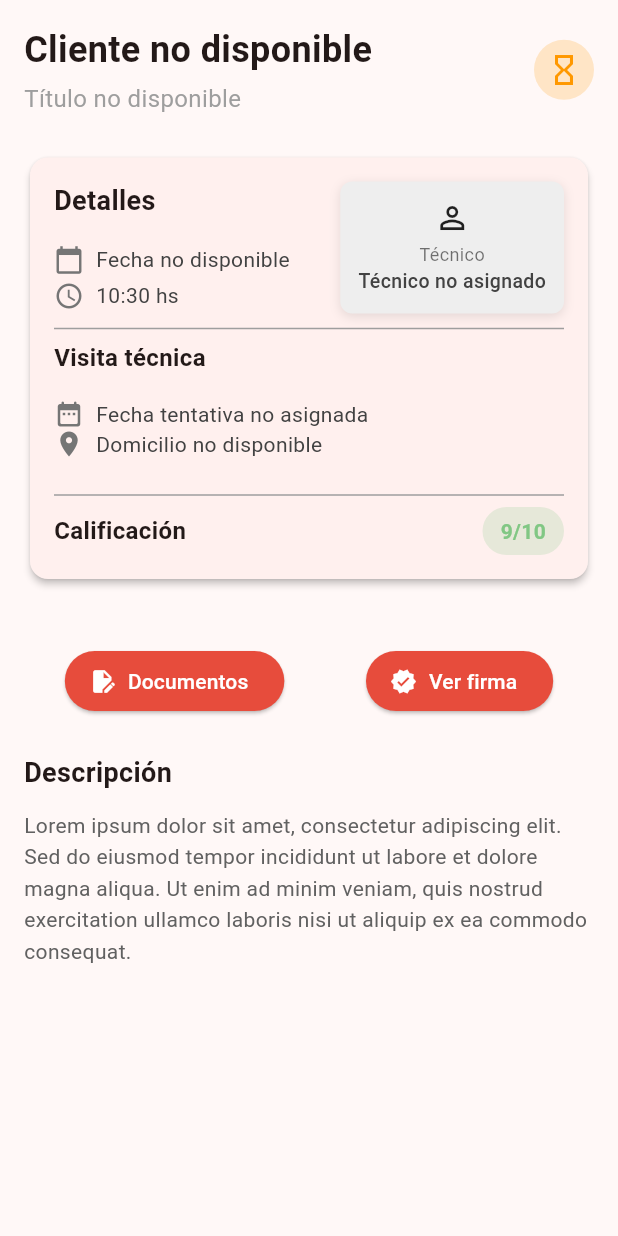
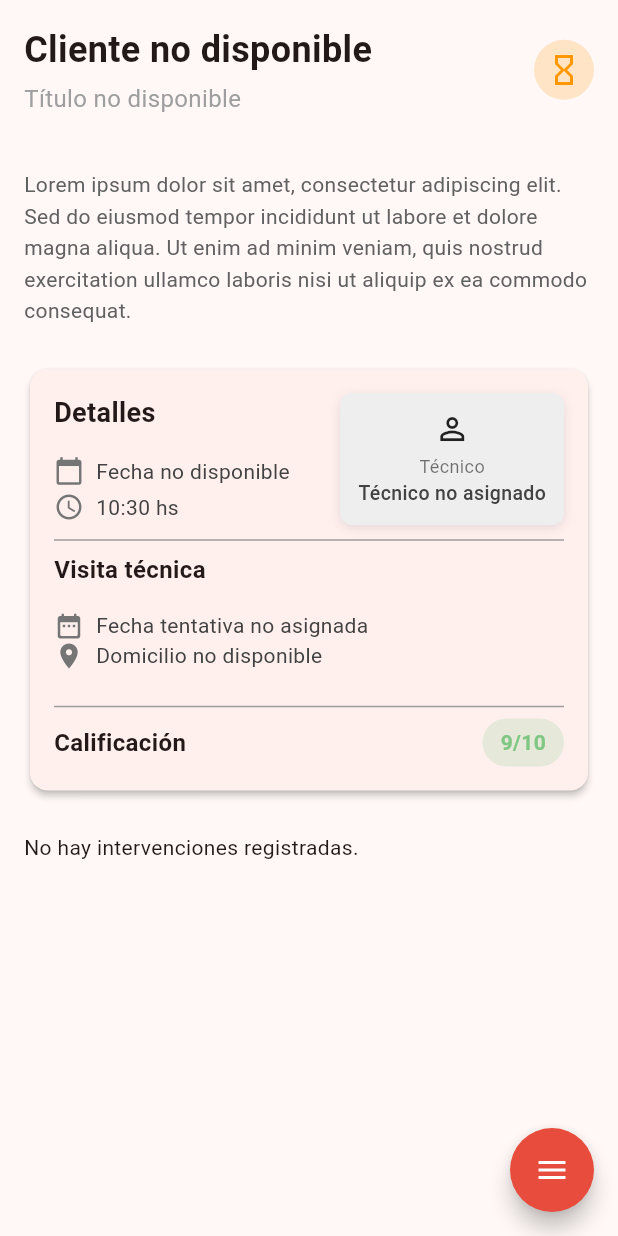
Before and after one commit to jfpetrelli/sist_tickets, a Flutter app: the CaseDetailContent screen opened directly with empty values, on a phone screen of 412 x 824 dp. Run offline on Flutter 3.47's test engine with Material 3 defaults, Android fonts, the phone set to English and light mode, and no system bars; our stand-ins replace flutter_secure_storage, hooks_riverpod, signature; accounts and stored records are empty; network calls fail.

Commit message:
intervenciones

```diff
--- /dev/null
+++ b/lib/models/intervencion_ticket.dart
@@ -0,0 +1,49 @@
+class TicketIntervencion {
+  final int? idCaso;
+  final int? idIntervencion;
+  final DateTime fechaVencimiento;
+  final DateTime fecha;
+  final int idTipoIntervencion;
+  final String detalle;
+  final int tiempoUtilizado;
+  final int idContacto;
+
+  TicketIntervencion({
+    this.idCaso,
+    this.idIntervencion,
+    required this.fechaVencimiento,
+    required this.fecha,
+    required this.idTipoIntervencion,
+    required this.detalle,
+    required this.tiempoUtilizado,
+    required this.idContacto,
+  });
+
+  // Método para crear un objeto TicketIntervencion a partir de un Map
+  factory TicketIntervencion.fromJson(Map<String, dynamic> json) {
+    return TicketIntervencion(
+      idCaso: json['id_caso'] as int?,
+      idIntervencion: json['id_intervencion'] as int?,
+      fechaVencimiento: DateTime.parse(json['fecha_vencimiento']),
+      fecha: DateTime.parse(json['fecha']),
+      idTipoIntervencion: json['id_tipo_intervencion'] as int,
+      detalle: json['detalle'] as String,
+      tiempoUtilizado: json['tiempo_utilizado'] as int,
+      idContacto: json['id_contacto'] as int,
+    );
+  }
+
+  // Método para convertir un objeto TicketIntervencion a un Map
+  Map<String, dynamic> toJson() {
+    return {
+      'id_caso': idCaso,
+      'id_intervencion': idIntervencion,
+      'fecha_vencimiento': fechaVencimiento.toIso8601String(),
+      'fecha': fecha.toIso8601String(),
+      'id_tipo_intervencion': idTipoIntervencion,
+      'detalle': detalle,
+      'tiempo_utilizado': tiempoUtilizado,
+      'id_contacto': idContacto,
+    };
+  }
+}
--- a/lib/models/ticket.dart
+++ b/lib/models/ticket.dart
@@ -2,6 +2,7 @@
 
 import 'package:flutter/material.dart';
 import 'cliente.dart';
+import 'intervencion_ticket.dart';
 
 class Ticket {
   final int? idCaso;
@@ -17,6 +18,7 @@ class Ticket {
   final DateTime? fechaTentativaInicio;
   final DateTime? fechaTentativaFinalizacion;
   final Cliente? cliente;
+  final List<TicketIntervencion>? intervenciones; // Lista de intervenciones
   final String? tecnico; // Cliente puede ser nulo
   final VoidCallback? onTap; // onTap puede ser nulo ahora
 
@@ -34,7 +36,8 @@ class Ticket {
     this.fechaTentativaInicio,
     this.fechaTentativaFinalizacion,
     this.cliente,
-    this.tecnico, // Cliente puede ser nulo
+    this.intervenciones,
+    this.tecnico,
     this.onTap,
   });
 
@@ -63,6 +66,10 @@ class Ticket {
       cliente: json['cliente'] != null
           ? Cliente.fromJson(json['cliente'] as Map<String, dynamic>)
           : null,
+      intervenciones: (json['intervenciones'] as List<dynamic>?)
+          ?.map((item) =>
+              TicketIntervencion.fromJson(item as Map<String, dynamic>))
+          .toList(),
       tecnico: json['tecnico'] as String, // Cliente puede ser nulo
       onTap: () {}, // Se mantiene por compatibilidad, pero no se usará
     );
--- a/lib/screens/case_detail/case_detail_content.dart
+++ b/lib/screens/case_detail/case_detail_content.dart
@@ -4,7 +4,8 @@ import '../../models/ticket.dart';
 import '../../providers/ticket_provider.dart';
 import 'package:provider/provider.dart';
 import 'package:intl/intl.dart';
-import 'package:sist_tickets/widgets/button_widget_standard.dart';
+// The flutter_speed_dial package is no longer needed.
+import '../../models/intervencion_ticket.dart';
 
 class CaseDetailContent extends StatefulWidget {
   final String caseId;
@@ -22,39 +23,53 @@ class CaseDetailContent extends StatefulWidget {
   State<CaseDetailContent> createState() => _CaseDetailContentState();
 }
 
-class _CaseDetailContentState extends State<CaseDetailContent> {
-  // You can now introduce state variables here.
-  // For example:
-  // bool _isLoading = true;
-  // Map<String, dynamic>? _caseData;
+// Add SingleTickerProviderStateMixin to handle the animation controller.
+class _CaseDetailContentState extends State<CaseDetailContent>
+    with SingleTickerProviderStateMixin {
+  // State variable to control the visibility of the FAB menu.
+  bool _isFabMenuOpen = false;
+  // Animation controller for the FAB icon animation.
+  late AnimationController _fabAnimationController;
 
   @override
   void initState() {
     super.initState();
-    // This schedules a callback to be executed after the first frame is rendered.
-    // It safely calls the provider to fetch the initial list of tickets.
+    // Initialize the animation controller.
+    _fabAnimationController = AnimationController(
+      vsync: this,
+      duration: const Duration(
+          milliseconds: 400), // Slightly longer duration for a smoother effect
+    );
+
     WidgetsBinding.instance.addPostFrameCallback((_) {
       Provider.of<TicketProvider>(context, listen: false)
           .getTicketById(widget.caseId);
     });
   }
 
-  // void _fetchCaseDetails() {
-  //   // Example: logic to fetch data using widget.caseId
-  //   setState(() {
-  //     _isLoading = false;
-  //     _caseData = { ... }; // Your fetched data
-  //   });
-  // }
+  @override
+  void dispose() {
+    // Dispose of the controller when the widget is removed.
+    _fabAnimationController.dispose();
+    super.dispose();
+  }
+
+  // Method to toggle the FAB menu's visibility and run the animation.
+  void _toggleFabMenu() {
+    setState(() {
+      _isFabMenuOpen = !_isFabMenuOpen;
+      if (_isFabMenuOpen) {
+        _fabAnimationController.forward();
+      } else {
+        _fabAnimationController.reverse();
+      }
+    });
+  }
 
   @override
   Widget build(BuildContext context) {
-    // If you were loading data, you could show a spinner:
-    // if (_isLoading) {
-    //   return const Center(child: CircularProgressIndicator());
-    // }
-
-    return SingleChildScrollView(
+    return Scaffold(
+      body: SingleChildScrollView(
         padding: const EdgeInsets.all(16.0),
         child: Consumer<TicketProvider>(
           builder: (context, value, child) {
@@ -63,14 +78,77 @@ class _CaseDetailContentState extends State<CaseDetailContent> {
               children: [
                 _buildHeader(value.ticket),
                 const SizedBox(height: 24),
+                _buildDescription(),
+                const SizedBox(height: 24),
                 _buildDetails(value.ticket),
                 const SizedBox(height: 24),
-              _buildDocuments(value.ticket?.idCaso.toString() ?? ''),
-              const SizedBox(height: 24),
-              _buildDescription(),
+                _buildIntervencionesList(value.ticket?.intervenciones ?? []),
               ],
             );
           },
+        ),
+      ),
+      // Replace the SpeedDial with a custom Column of FloatingActionButtons.
+      floatingActionButton: Column(
+        mainAxisAlignment: MainAxisAlignment.end,
+        crossAxisAlignment: CrossAxisAlignment.end,
+        children: [
+          // The AnimatedOpacity is replaced with individual ScaleTransitions for a staggered effect.
+          // The button closest to the main FAB will appear first.
+          ScaleTransition(
+            alignment: Alignment.bottomRight,
+            scale: CurvedAnimation(
+              parent: _fabAnimationController,
+              // This interval makes the button animate in the first 60% of the duration.
+              curve: Interval(0.2, 0.8, curve: Curves.easeOutCubic),
+            ),
+            child: FloatingActionButton.extended(
+              heroTag: 'fab_signature',
+              onPressed: () {
+                widget.onShowConfirmationSignature();
+                _toggleFabMenu();
+              },
+              label: const Text('Ver firma'),
+              icon: const Icon(Icons.verified),
+            ),
+          ),
+          const SizedBox(height: 16),
+          // This button will appear slightly after the first one.
+          ScaleTransition(
+            alignment: Alignment.bottomRight,
+            scale: CurvedAnimation(
+              parent: _fabAnimationController,
+              // This interval makes the button animate between 20% and 80% of the duration.
+              curve: Interval(0.0, 0.6, curve: Curves.easeOutCubic),
+            ),
+            child: FloatingActionButton.extended(
+              heroTag: 'fab_docs',
+              onPressed: () {
+                ScaffoldMessenger.of(context).showSnackBar(
+                  const SnackBar(
+                      content: Text('Acción de documentos presionada.')),
+                );
+                _toggleFabMenu();
+              },
+              label: const Text('Documentos'),
+              icon: const Icon(Icons.edit_document),
+            ),
+          ),
+          const SizedBox(height: 16),
+          // This is the main FAB that toggles the menu.
+          FloatingActionButton(
+            shape: const CircleBorder(),
+            backgroundColor: kPrimaryColor,
+            heroTag: 'fab_main_menu',
+            onPressed: _toggleFabMenu,
+            // Use AnimatedIcon for a smooth transition between menu and close icons.
+            child: AnimatedIcon(
+              icon: AnimatedIcons.menu_close,
+              color: Colors.white,
+              progress: _fabAnimationController,
+            ),
+          ),
+        ],
       ),
     );
   }
@@ -147,12 +225,9 @@ class _CaseDetailContentState extends State<CaseDetailContent> {
       shape: RoundedRectangleBorder(
         borderRadius: BorderRadius.circular(12),
       ),
-      // Añadimos clipBehavior para asegurar que el contenido respete los bordes redondeados.
       clipBehavior: Clip.antiAlias,
       child: Stack(
-        // 1. Usamos un Stack para poder apilar widgets.
         children: [
-          // Este es el contenido principal de la tarjeta.
           Padding(
             padding: const EdgeInsets.all(16.0),
             child: Column(
@@ -180,10 +255,7 @@ class _CaseDetailContentState extends State<CaseDetailContent> {
                         '${DateFormat.Hm().format(fecha)} hs'),
                   ],
                 ),
-                // 3. Añadimos espacio extra para que el contenido no se solape con la caja flotante.
-                // Puedes ajustar este valor según el tamaño de la caja.
                 const SizedBox(height: 4),
-
                 const Divider(
                   color: Colors.grey,
                   thickness: 1,
@@ -240,18 +312,15 @@ class _CaseDetailContentState extends State<CaseDetailContent> {
               ],
             ),
           ),
-
-          // 2. Esta es la caja flotante del técnico.
           Positioned(
-            top: 16, // Distancia desde arriba.
-            right: 16, // Distancia desde la derecha.
+            top: 16,
+            right: 16,
             child: Container(
               padding: const EdgeInsets.all(12),
               decoration: BoxDecoration(
                   color: Colors.grey[200],
                   borderRadius: BorderRadius.circular(8),
                   boxShadow: [
-                    // Sombra opcional para darle más profundidad.
                     BoxShadow(
                       color: Colors.black.withOpacity(0.1),
                       blurRadius: 5,
@@ -306,43 +375,10 @@ class _CaseDetailContentState extends State<CaseDetailContent> {
     );
   }
 
-  Widget _buildDocuments(String ticketId) {
-    return Column(
-      crossAxisAlignment: CrossAxisAlignment.start,
-      children: [
-        const SizedBox(height: 16),
-        Row(
-          mainAxisAlignment: MainAxisAlignment.spaceAround,
-          children: [
-            StandardIconButton(
-              text: 'Documentos',
-              icon: Icons.edit_document,
-              onPressed: () {
-                // Logic for downloading documents can be implemented here.
-              },
-            ),
-            StandardIconButton(
-              text: 'Ver firma',
-              icon: Icons.verified,
-              onPressed: widget.onShowConfirmationSignature,
-            ),
-          ],
-        ),
-      ],
-    );
-  }
-
   Widget _buildDescription() {
     return Column(
       crossAxisAlignment: CrossAxisAlignment.start,
       children: [
-        const Text(
-          'Descripción',
-          style: TextStyle(
-            fontSize: 18,
-            fontWeight: FontWeight.bold,
-          ),
-        ),
         const SizedBox(height: 12),
         Text(
           'Lorem ipsum dolor sit amet, consectetur adipiscing elit. Sed do eiusmod tempor incididunt ut labore et dolore magna aliqua. Ut enim ad minim veniam, quis nostrud exercitation ullamco laboris nisi ut aliquip ex ea commodo consequat.',
@@ -355,4 +391,48 @@ class _CaseDetailContentState extends State<CaseDetailContent> {
       ],
     );
   }
+
+  Widget _buildIntervencion(TicketIntervencion? intervencion) {
+    if (intervencion == null) {
+      return const SizedBox.shrink();
     }
+
+    return Card(
+      elevation: 2,
+      shape: RoundedRectangleBorder(
+        borderRadius: BorderRadius.circular(12),
+      ),
+      child: Padding(
+        padding: const EdgeInsets.all(16.0),
+        child: Column(
+          crossAxisAlignment: CrossAxisAlignment.start,
+          children: [
+            Text(
+              intervencion.detalle,
+              style: TextStyle(fontSize: 14, color: Colors.grey[700]),
+            ),
+            const SizedBox(height: 8),
+            Text(
+              'Fecha: ${DateFormat('dd-MM-yyyy HH:mm').format(intervencion.fecha.toLocal())}',
+              style: TextStyle(fontSize: 12, color: Colors.grey[600]),
+            ),
+            const SizedBox(height: 8),
+          ],
+        ),
+      ),
+    );
+  }
+
+  Widget _buildIntervencionesList(List<TicketIntervencion> intervenciones) {
+    if (intervenciones.isEmpty) {
+      return const Text('No hay intervenciones registradas.');
+    }
+
+    return Column(
+      crossAxisAlignment: CrossAxisAlignment.start,
+      children: intervenciones
+          .map((intervencion) => _buildIntervencion(intervencion))
+          .toList(),
+    );
+  }
+}
--- a/pubspec.yaml
+++ b/pubspec.yaml
@@ -34,6 +34,7 @@ dependencies:
     sdk: flutter
   flutter_hooks: ^0.20.4
   flutter_secure_storage: ^9.2.4
+  flutter_speed_dial: ^7.0.0
   freezed_annotation: ^2.4.1
   go_router: ^13.0.1
   hooks_riverpod: ^2.4.9
```
Also changed, not shown: lib/screens/home/cases_tab.dart (+34 -3 lines), pubspec.lock. Lines whose indentation alone changed are shown as unchanged.
